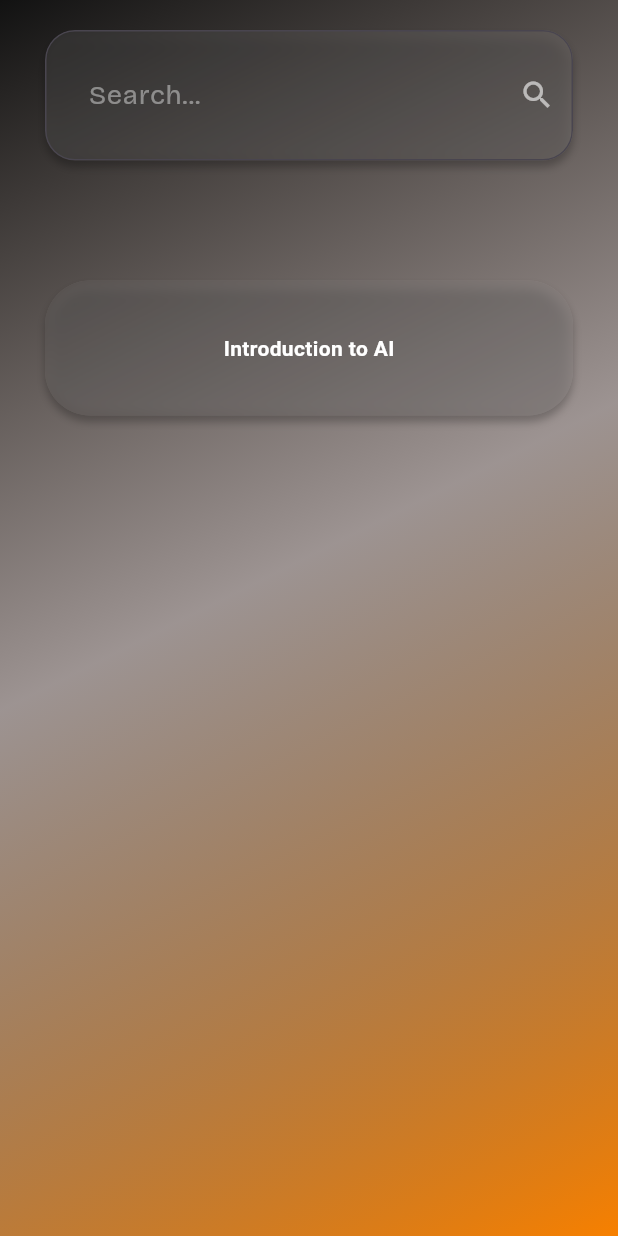
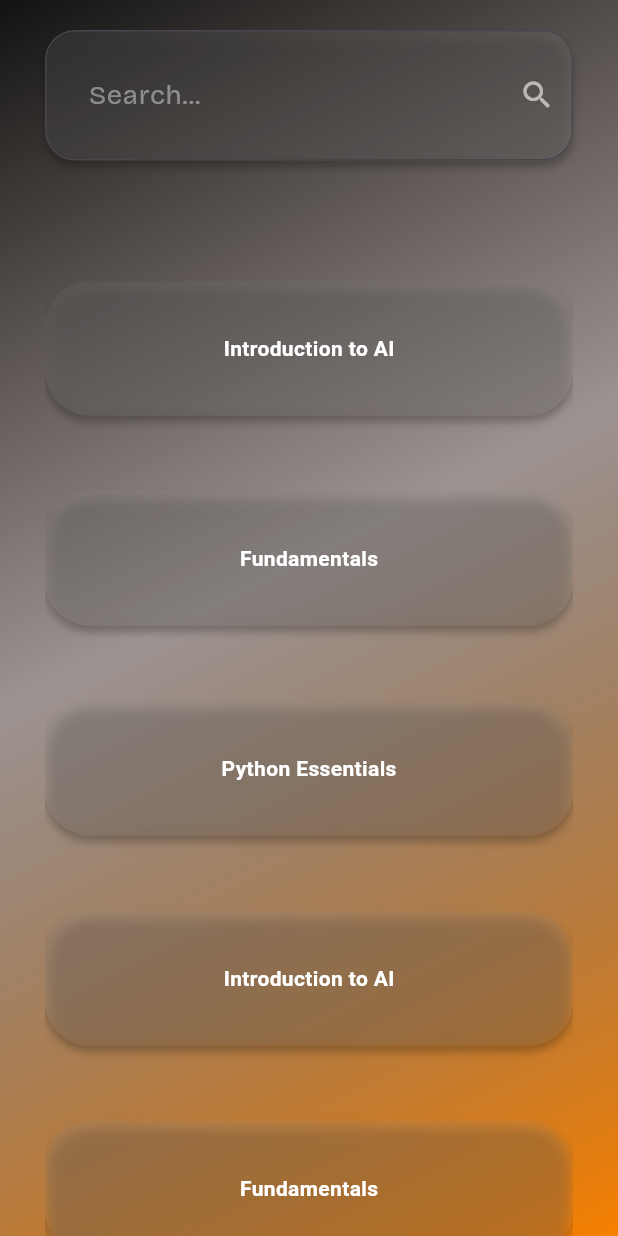
Before and after one commit to DripHard/EduRoad, a Flutter app: the Roadmap widget shown alone on an empty page, opened directly with empty values, on a phone screen of 412 x 824 dp. Run offline on Flutter 3.47's test engine with Material 3 defaults, Android fonts, the phone set to English and light mode, and no system bars; our stand-ins replace flutter_dotenv, google_fonts; network calls fail.

Commit message:
refactor(roadmap): load some more data

```diff
--- a/eduroad/lib/pages/roadmap.dart
+++ b/eduroad/lib/pages/roadmap.dart
@@ -2,8 +2,6 @@ import 'package:eduroad/components/CustomCard.dart';
 import 'package:flutter/material.dart';
 import 'dart:ui';
 import 'package:google_fonts/google_fonts.dart';
-import 'package:url_launcher/url_launcher.dart';
-import 'package:youtube_player_flutter/youtube_player_flutter.dart';
 
 class Roadmap extends StatefulWidget {
   final String searchQuery;
@@ -20,12 +18,32 @@ class _RoadmapState extends State<Roadmap> {
   List<Map<String, String>> manualData = [
     {
       'title': 'Introduction to AI',
-      'video': 'https://youtu.be/SSE4M0gcmvE?si=XLCi-dfibyMsS45N ',
+      'video': 'https://youtu.be/SSE4M0gcmvE?si=XLCi-dfibyMsS45N',
       'article': 'https://www.researchgate.net/publication/351758474_Introduction_to_Artificial_Intelligence'
     },
     {
       'title': 'Fundamentals',
-      'video': 'https://youtu.be/SSE4M0gcmvE?si=XLCi-dfibyMsS45N ',
+      'video': 'https://youtu.be/SSE4M0gcmvE?si=XLCi-dfibyMsS45N',
+      'article': 'https://www.researchgate.net/publication/351758474_Introduction_to_Artificial_Intelligence'
+    },
+    {
+      'title': 'Python Essentials', // Fixed typo from "Phython Essentials"
+      'video': 'https://youtu.be/SSE4M0gcmvE?si=XLCi-dfibyMsS45N',
+      'article': 'https://www.researchgate.net/publication/351758474_Introduction_to_Artificial_Intelligence'
+    },
+    {
+      'title': 'Introduction to AI',
+      'video': 'https://youtu.be/SSE4M0gcmvE?si=XLCi-dfibyMsS45N',
+      'article': 'https://www.researchgate.net/publication/351758474_Introduction_to_Artificial_Intelligence'
+    },
+    {
+      'title': 'Fundamentals',
+      'video': 'https://youtu.be/SSE4M0gcmvE?si=XLCi-dfibyMsS45N',
+      'article': 'https://www.researchgate.net/publication/351758474_Introduction_to_Artificial_Intelligence'
+    },
+    {
+      'title': 'Python Essentials', // Fixed typo from "Phython Essentials"
+      'video': 'https://youtu.be/SSE4M0gcmvE?si=XLCi-dfibyMsS45N',
       'article': 'https://www.researchgate.net/publication/351758474_Introduction_to_Artificial_Intelligence'
     },
   ];
@@ -44,8 +62,8 @@ class _RoadmapState extends State<Roadmap> {
 
   @override
   Widget build(BuildContext context) {
-    return Container (
-      padding: EdgeInsets.fromLTRB(30, 20, 30, 0),
+    return Container(
+      padding: const EdgeInsets.fromLTRB(30, 20, 30, 0),
       decoration: const BoxDecoration(
         gradient: LinearGradient(
           begin: Alignment.topLeft,
@@ -55,10 +73,8 @@ class _RoadmapState extends State<Roadmap> {
         ),
       ),
       child: Column(
-        mainAxisAlignment: MainAxisAlignment.start,
-        crossAxisAlignment: CrossAxisAlignment.center,
         children: [
-          Hero (
+          Hero(
             tag: 'searchbar',
             child: Material(
               color: Colors.transparent,
@@ -69,7 +85,7 @@ class _RoadmapState extends State<Roadmap> {
                   boxShadow: [
                     BoxShadow(
                       color: Colors.black.withOpacity(0.25),
-                      offset: Offset(0, 4),
+                      offset: const Offset(0, 4),
                       blurRadius: 4,
                     ),
                   ],
@@ -87,16 +103,13 @@ class _RoadmapState extends State<Roadmap> {
                           color: const Color.fromARGB(255, 196, 196, 196).withOpacity(0.6),
                           fontWeight: FontWeight.w400,
                         ),
-                        suffixIcon: Icon(Icons.search,
-                            color: Colors.white.withOpacity(0.6)),
-                        border: OutlineInputBorder(
-                            borderRadius: BorderRadius.circular(20)),
+                        suffixIcon: Icon(Icons.search, color: Colors.white.withOpacity(0.6)),
+                        border: OutlineInputBorder(borderRadius: BorderRadius.circular(20)),
                         filled: true,
                         fillColor: Colors.white.withOpacity(0.05),
-                        contentPadding:
-                            EdgeInsets.symmetric(horizontal: 25, vertical: 30),
+                        contentPadding: const EdgeInsets.symmetric(horizontal: 25, vertical: 30),
                       ),
-                      style: TextStyle(color: Colors.white),
+                      style: const TextStyle(color: Colors.white),
                       onSubmitted: (value) {
                         if (value.isNotEmpty) {
                           Navigator.push(
@@ -113,8 +126,19 @@ class _RoadmapState extends State<Roadmap> {
               ),
             ),
           ),
-          SizedBox(height: 80),
-          CustomCard(data: manualData[0])
+          const SizedBox(height: 80),
+          Expanded(
+            child: SingleChildScrollView(
+              child: Column(
+                children: manualData.map((data) {
+                  return Padding(
+                    padding: const EdgeInsets.only(bottom: 50),
+                    child: CustomCard(data: data),
+                  );
+                }).toList(),
+              ),
+            ),
+          ),
         ],
       ),
     );
```
